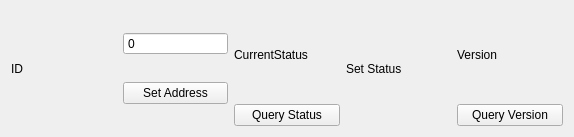
CGinMax/ProtocolTools, file PressPlateTool/ui/tables/listviewitem.ui: the form before one commit.
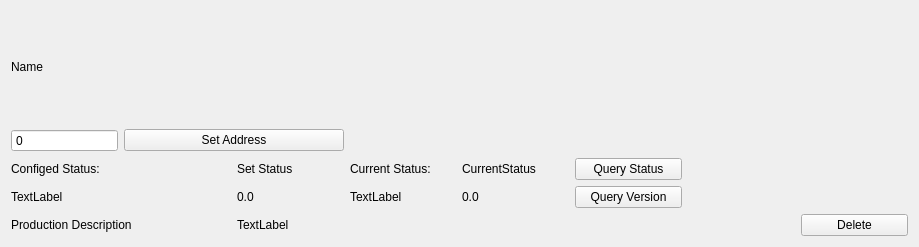
The form after the commit.

```diff
--- a/PressPlateTool/ui/tables/listviewitem.ui
+++ b/PressPlateTool/ui/tables/listviewitem.ui
@@ -6,78 +6,138 @@
    <rect>
     <x>0</x>
     <y>0</y>
-    <width>574</width>
-    <height>137</height>
+    <width>919</width>
+    <height>247</height>
    </rect>
   </property>
-  <layout class="QHBoxLayout" name="horizontalLayout">
-   <item>
-    <widget class="QLabel" name="txtId">
+  <layout class="QGridLayout" name="gridLayout">
+   <item row="0" column="0" colspan="5">
+    <widget class="QLabel" name="txtName">
      <property name="text">
-      <string>ID</string>
+      <string>Name</string>
      </property>
     </widget>
    </item>
-   <item>
-    <layout class="QVBoxLayout" name="verticalLayout">
-     <item>
+   <item row="1" column="0">
       <widget class="QSpinBox" name="editAddr">
        <property name="buttonSymbols">
         <enum>QAbstractSpinBox::NoButtons</enum>
        </property>
       </widget>
      </item>
-     <item>
+   <item row="1" column="1" colspan="2">
       <widget class="QPushButton" name="btnSetAddr">
        <property name="text">
         <string>Set Address</string>
        </property>
       </widget>
      </item>
-    </layout>
+   <item row="2" column="0" colspan="2">
+    <widget class="QLabel" name="label_2">
+     <property name="text">
+      <string>Configed Status:</string>
+     </property>
+    </widget>
    </item>
-   <item>
-    <layout class="QVBoxLayout" name="verticalLayout_2">
-     <item>
+   <item row="2" column="2">
+    <widget class="QLabel" name="txtSetStatus">
+     <property name="text">
+      <string>Set Status</string>
+     </property>
+    </widget>
+   </item>
+   <item row="2" column="3">
+    <widget class="QLabel" name="label">
+     <property name="text">
+      <string>Current Status:</string>
+     </property>
+    </widget>
+   </item>
+   <item row="2" column="4">
       <widget class="QLabel" name="txtCurStatus">
        <property name="text">
         <string>CurrentStatus</string>
        </property>
       </widget>
      </item>
-     <item>
+   <item row="2" column="5">
       <widget class="QPushButton" name="btnQueryStatus">
        <property name="text">
         <string>Query Status</string>
        </property>
       </widget>
      </item>
-    </layout>
+   <item row="3" column="0" colspan="2">
+    <widget class="QLabel" name="label_3">
+     <property name="text">
+      <string>TextLabel</string>
+     </property>
+    </widget>
    </item>
-   <item>
-    <widget class="QLabel" name="txtSetStatus">
+   <item row="3" column="2">
+    <widget class="QLabel" name="txtHardwareVer">
      <property name="text">
-      <string>Set Status</string>
+      <string>0.0</string>
      </property>
     </widget>
    </item>
-   <item>
-    <layout class="QVBoxLayout" name="verticalLayout_3">
-     <item>
-      <widget class="QLabel" name="txtVersion">
+   <item row="3" column="3">
+    <widget class="QLabel" name="label_4">
        <property name="text">
-        <string>Version</string>
+      <string>TextLabel</string>
        </property>
       </widget>
      </item>
-     <item>
+   <item row="3" column="4">
+    <widget class="QLabel" name="txtSoftwareVer">
+     <property name="text">
+      <string>0.0</string>
+     </property>
+    </widget>
+   </item>
+   <item row="3" column="5">
       <widget class="QPushButton" name="btnQueryVersion">
        <property name="text">
         <string>Query Version</string>
        </property>
       </widget>
      </item>
-    </layout>
+   <item row="4" column="0" colspan="2">
+    <widget class="QLabel" name="label_5">
+     <property name="text">
+      <string>Production Description</string>
+     </property>
+    </widget>
+   </item>
+   <item row="4" column="2">
+    <widget class="QLabel" name="txtProductDesc">
+     <property name="text">
+      <string>TextLabel</string>
+     </property>
+    </widget>
+   </item>
+   <item row="4" column="3" colspan="3">
+    <spacer name="horizontalSpacer">
+     <property name="orientation">
+      <enum>Qt::Horizontal</enum>
+     </property>
+     <property name="sizeHint" stdset="0">
+      <size>
+       <width>331</width>
+       <height>20</height>
+      </size>
+     </property>
+    </spacer>
+   </item>
+   <item row="4" column="6">
+    <widget class="QWidget" name="widget" native="true"/>
+   </item>
+   <item row="4" column="7">
+    <widget class="QPushButton" name="btnDelete">
+     <property name="text">
+      <string>Delete</string>
+     </property>
+    </widget>
    </item>
   </layout>
  </widget>
```
Lines whose indentation alone changed are shown as unchanged.
